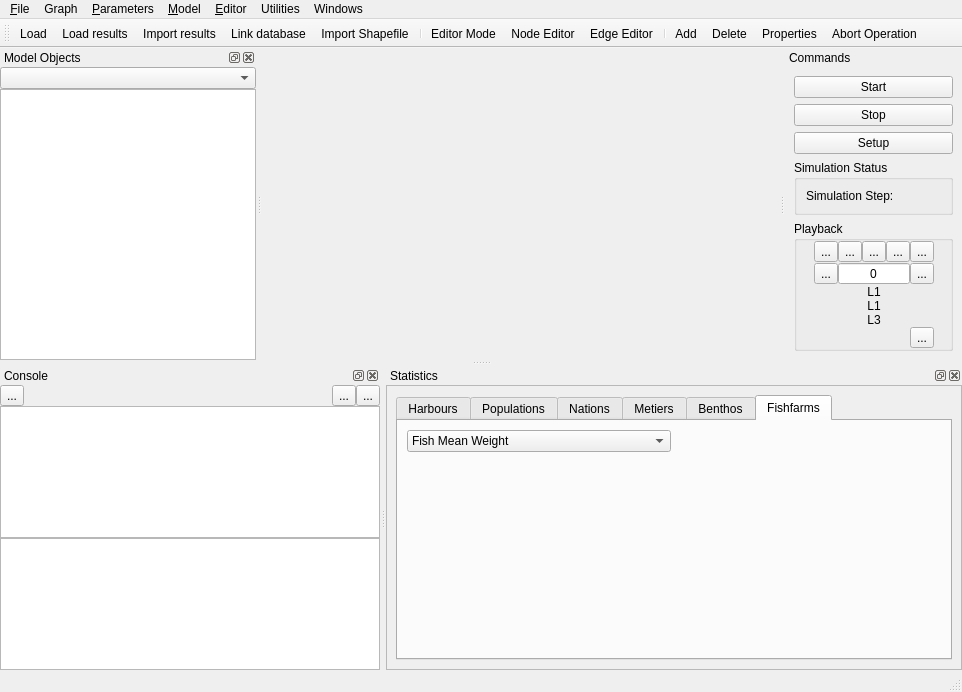
This is qtgui/mainwindow.ui in frabas/DISPLACE_GUI as Qt 5 draws it before an edit. The edited form follows.
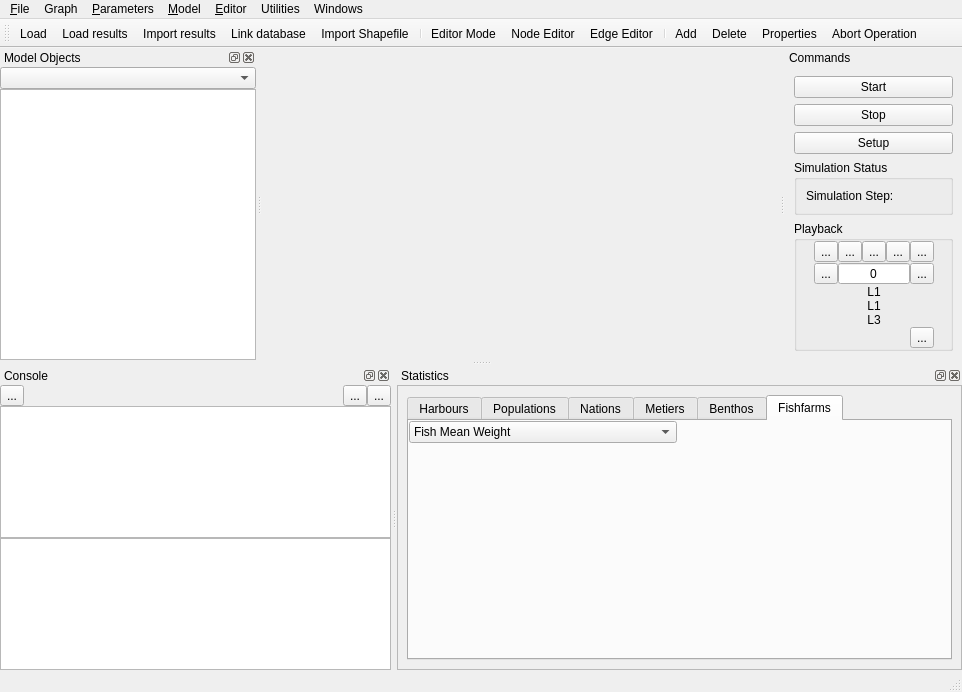
This is the edited form. The open tabs and pages were chosen to show the change. Icons and pictures are not drawn. Custom widgets are drawn as their Qt base class.

Commit message: Fix to FishFarm data collection

```diff
--- a/qtgui/mainwindow.ui
+++ b/qtgui/mainwindow.ui
@@ -786,6 +786,18 @@
             <string>Fishfarms</string>
            </attribute>
            <layout class="QGridLayout" name="gridLayout_3">
+            <property name="leftMargin">
+             <number>0</number>
+            </property>
+            <property name="topMargin">
+             <number>0</number>
+            </property>
+            <property name="rightMargin">
+             <number>0</number>
+            </property>
+            <property name="bottomMargin">
+             <number>0</number>
+            </property>
             <item row="0" column="0">
              <widget class="QComboBox" name="fishfarmsStatSelector">
               <property name="sizePolicy">
```
Left out of the diff: 4 changed lines with no effect on the pictures. The commit also changes 1 other file.
